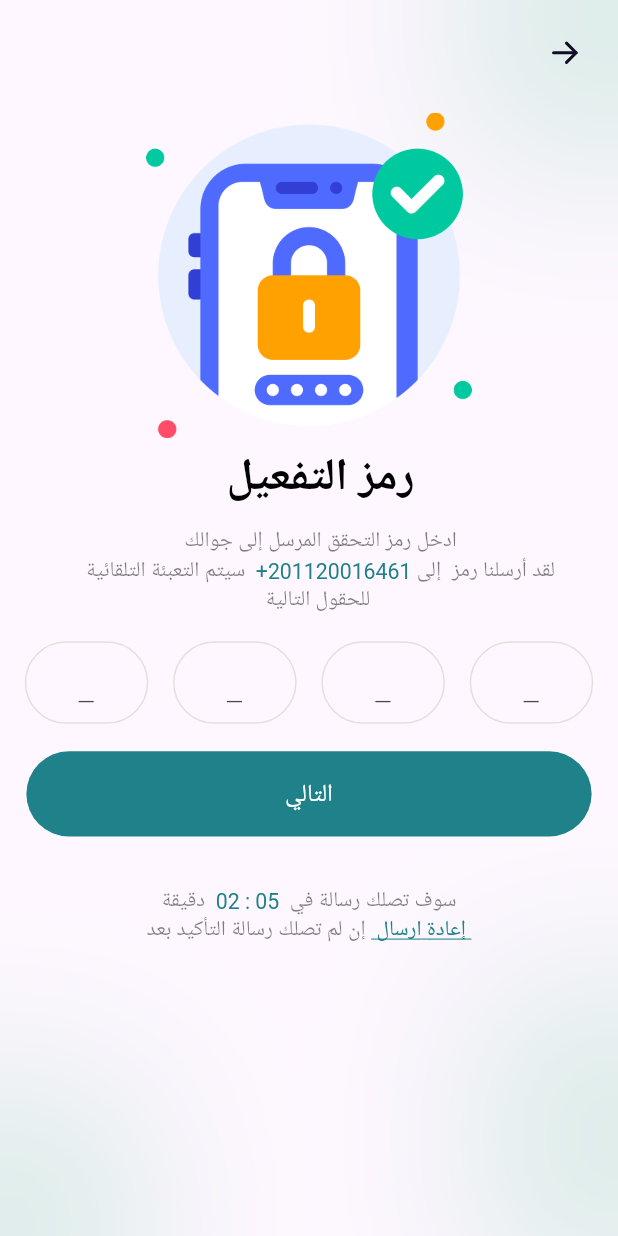
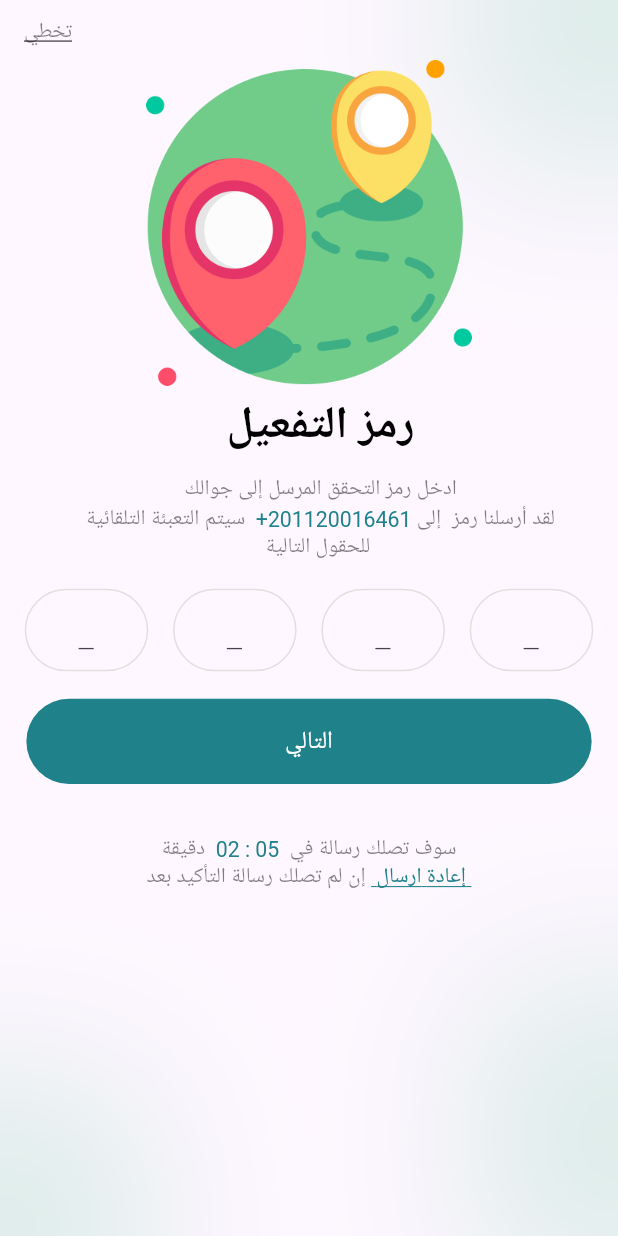
Before and after one commit to amrEsma3il/tyasar, a Flutter app: the ReservationDestination screen opened by its route, on a phone screen of 412 x 824 dp. Run offline on Flutter 3.47's test engine with Material 3 defaults, Android fonts, the phone set to English and light mode, and no system bars; our stand-ins replace dio, flutter_screenutil, flutter_svg, fluttertoast, get, shared_preferences; accounts and stored records are empty; project files that could hold a hidden picture were left out.

```diff
--- a/lib/controller/auth/verfiy_code_controller.dart
+++ b/lib/controller/auth/verfiy_code_controller.dart
@@ -27,12 +27,12 @@ if(fourthDigit.text+thirdDigit.text+secondtDigit.text+firstDigit.text=="1234")
 
 {
   borderColor=AppColor.primaryColor;
-  borderWidth=3;
+  borderWidth=1.3;
  Get.toNamed(AppRouteName.loginContinue);
 
 }else{
   borderColor=AppColor.red;
-  borderWidth=3;
+  borderWidth=1.3;
 
 }
 
--- a/lib/core/constant/imgaeasset.dart
+++ b/lib/core/constant/imgaeasset.dart
@@ -1,17 +1,19 @@
 class AppImageAsset {
+  static const String rootImages = "assets/imgs";
+  static const String splashScreen = "$rootImages/splash_screen.png";
+  static const String onBoardingImageOne = "$rootImages/onboarding1.png";
+  static const String onBoardingImageTwo = "$rootImages/onboarding2.png";
+  static const String onBoardingImageThree = "$rootImages/onboarding3.png";
 
-  static const String rootImages = "assets/imgs" ;
-  static const String splashScreen          = "$rootImages/splash_screen.png" ;
-  static const String onBoardingImageOne    = "$rootImages/onboarding1.png" ;
-  static const String onBoardingImageTwo    = "$rootImages/onboarding2.png" ;
-  static const String onBoardingImageThree  = "$rootImages/onboarding3.png" ;
+  static const String blurOne = "$rootImages/blur1.png";
+  static const String blurTwo = "$rootImages/blur2.png";
+  static const String blurThree = "$rootImages/blur3.png";
+  static const String phone = "$rootImages/phone.svg";
+  static const String egypt = "$rootImages/egypt.svg";
+  static const String verifyCoed = "$rootImages/verify_code.png";
 
-   static const String blurOne    = "$rootImages/blur1.png" ;
-  static const String blurTwo    = "$rootImages/blur2.png" ;
-  static const String blurThree  = "$rootImages/blur3.png" ;
-  static const String phone  = "$rootImages/phone.svg" ;
-    static const String egypt  = "$rootImages/egypt.svg" ;
-     static const String verifyCoed  = "$rootImages/verify_code.png";
+  static const String backArrow = "$rootImages/Back.svg";
+  static const String reservationLocation = "$rootImages/reservation_location.png";
 
- static const String backArrow  = "$rootImages/Back.svg";
+  static const String reservationCheck = "$rootImages/reservation_check.png";
 }
--- a/lib/core/utilits/widgets/skip_button.dart
+++ b/lib/core/utilits/widgets/skip_button.dart
@@ -5,15 +5,21 @@ import 'package:get/get.dart';
 import '../../../config/themes/styles.dart';
 import '../../../controller/onboarding/onboarding_controller.dart';
 
+// ignore: must_be_immutable
 class SkipButton extends StatelessWidget {
-  const SkipButton({
-    super.key,
-  });
+  double? left,top;
+
+
+   SkipButton({
+    Key? key,
+    this.left=-1
+    ,this.top=-13,
+  }) : super(key: key);
 
   @override
   Widget build(BuildContext context) {
     return Positioned(
-      left: -1.w, top: -13.h,
+      left: left!.w, top:top!.h,
       child: TextButton(onPressed: (){
        Get.find<OnBoardingController>().skipEvent();
       }, child: Text("تخطي",style:TextStyles.font13blueSemiBold)),
--- a/lib/view/screen/onboarding/onboarding.dart
+++ b/lib/view/screen/onboarding/onboarding.dart
@@ -43,7 +43,7 @@ class OnBoarding extends StatelessWidget {
                         ]
                       ))
                 ]),
-                 const SkipButton()
+                  SkipButton()
               ],
             ),
           ),
--- a/lib/view/screen/reservation/reservayion_destination.dart
+++ b/lib/view/screen/reservation/reservayion_destination.dart
@@ -6,6 +6,7 @@ import 'package:flutter/material.dart';
 import 'package:flutter_screenutil/flutter_screenutil.dart';
 import 'package:tyasart/view/widgets/auth/verify_code/headline_and_info.dart';
 import '../../../core/constant/imgaeasset.dart';
+import '../../../core/utilits/widgets/skip_button.dart';
 import '../../widgets/auth/shadow_component.dart';
 import '../../widgets/auth/verify_code/arrow_back.dart';
 import '../../widgets/auth/verify_code/input_section.dart';
@@ -46,15 +47,14 @@ class ReservationDestination extends StatelessWidget {
                     x: 1,
                     y: 1,
                   )),
-              const ArrowBack(),
              SingleChildScrollView(
           reverse: true,
                 child: Column(
 
                   children: [
-                    const SizedBox(height: 75,),
+                    const SizedBox(height: 40,),
                     Image.asset(
-                      AppImageAsset.verifyCoed,
+                      AppImageAsset.reservationLocation,
                       height: 214.h,
                       width: 214.w,
                     ),
@@ -63,10 +63,14 @@ class ReservationDestination extends StatelessWidget {
                       height: 18.h,
                     ),
                     const InputSection(),
-                    //  KeyboardPadding(paddingContext: context),
+
+
+
                   ],
                 ),
               ),
+
+                    SkipButton(top: -3,left: 0,)
             ],
           ),
         ));
```
Also changed, not shown: lib/view/widgets/auth/login_continue/sub_information/input_section_sub_info.dart (+4 -4 lines), lib/view/widgets/reservation/headline_and_info.dart (added, +55 -0 lines), lib/view/widgets/reservation/input_section.dart (added, +100 -0 lines), assets/imgs/Frame 34229.svg (added), assets/imgs/Mask group.png (added), assets/imgs/Vector.svg (added), assets/imgs/image 9.svg (added), assets/imgs/reservation_check.png (added), assets/imgs/reservation_location.png (added).
